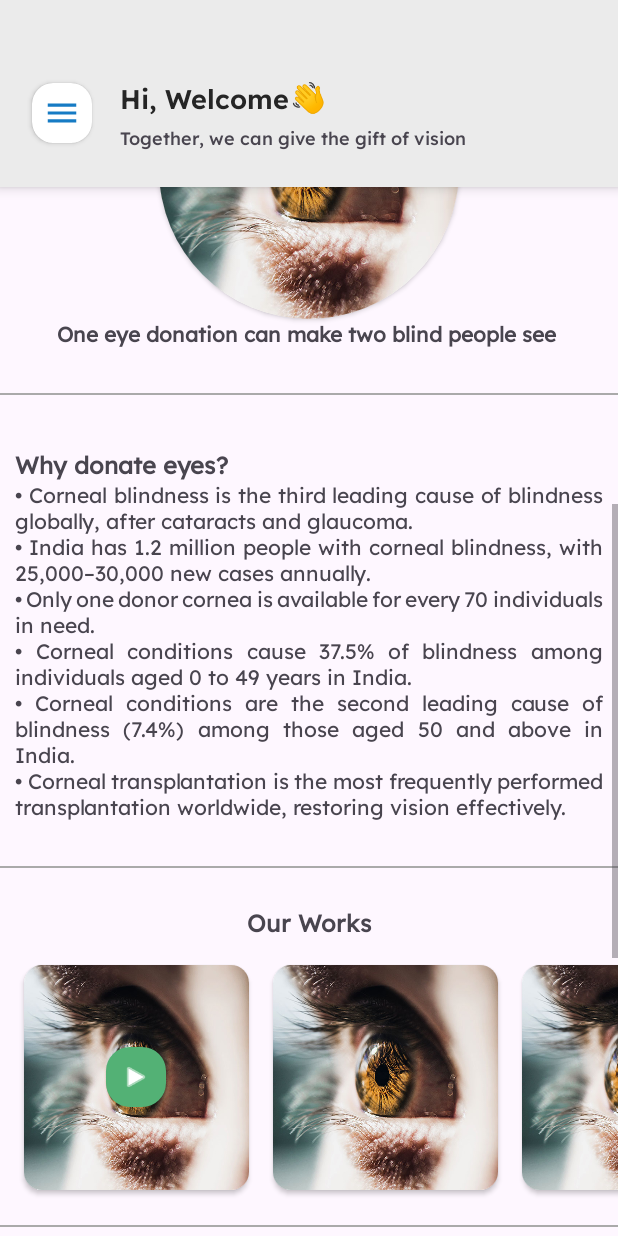
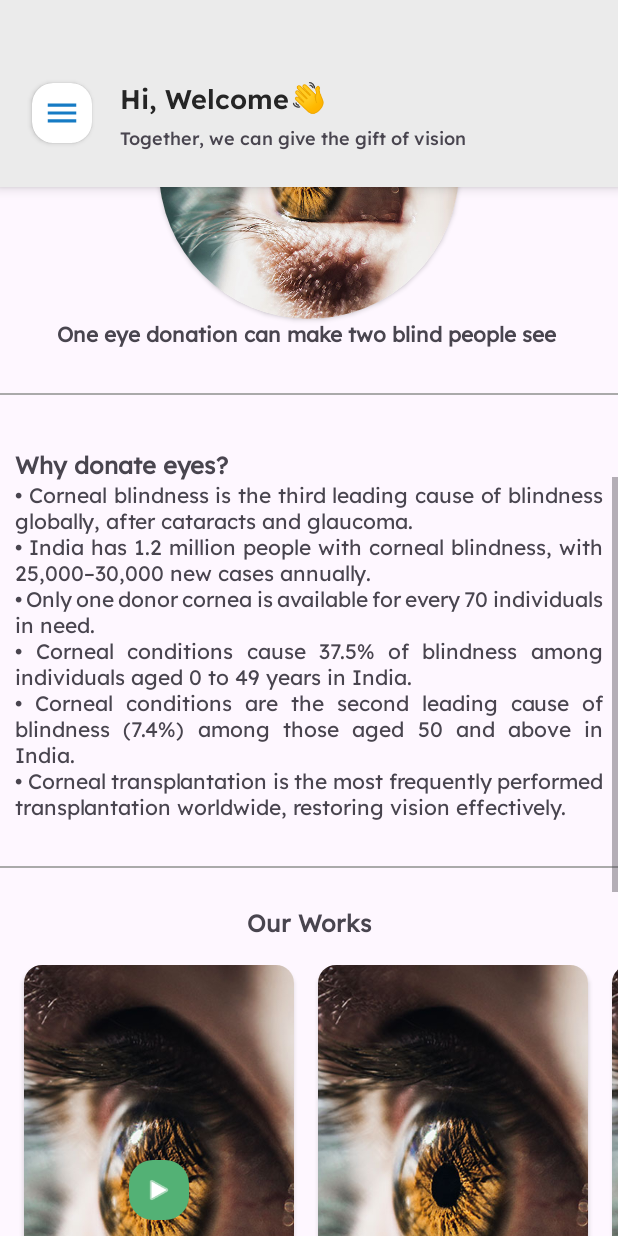
Before and after one commit to iAmAjayTeli/DEEP, an Android app: the screen it shows after launch once a user with an empty profile is signed in (MainActivity), scrolled down 489 dp, on a phone screen of 412 x 824 dp. Run offline under Robolectric (Android 15) with nearby library versions, the phone set to English and light mode, and no system bars; our stand-ins replace Firebase (no records; nobody signed in at launch, a user with empty details on screens opened directly), data binding; pictures from the network do not load.

Commit message:
Final Code v6.1

```diff
--- a/app/src/main/java/com/deep/eyedonation/view/user/ContactUsScreen.kt
+++ b/app/src/main/java/com/deep/eyedonation/view/user/ContactUsScreen.kt
@@ -40,7 +40,7 @@ class ContactUsScreen : AppCompatActivity() {
 
         binding.whatsapp.setOnClickListener {
             val intent = Intent(Intent.ACTION_VIEW)
-            intent.data = Uri.parse("https://wa.me/+919033464399")
+            intent.data = Uri.parse("https://wa.me/+919875173692")
             startActivity(intent)
         }
 
@@ -52,7 +52,7 @@ class ContactUsScreen : AppCompatActivity() {
 
         binding.mobileNum.setOnClickListener {
             val intent = Intent(Intent.ACTION_DIAL)
-            intent.data = Uri.parse("tel:+91 9033464399")
+            intent.data = Uri.parse("tel:+91 9875173692")
             startActivity(intent)
         }
     }
--- a/app/src/main/java/com/deep/eyedonation/view/user/MainActivity.kt
+++ b/app/src/main/java/com/deep/eyedonation/view/user/MainActivity.kt
@@ -217,22 +217,28 @@ class MainActivity : AppCompatActivity() {
             ),
             OurWork(
                 id = "2",
-                mediaUrl = "https://res.cloudinary.com/de0rfksfd/image/upload/v1771068255/image1_sv4bbu.jpg",
+                mediaUrl = "https://res.cloudinary.com/de0rfksfd/image/upload/v1774615365/WhatsApp_Image_2026-02-17_at_1.51.27_PM_lbqmq0.jpg",
                 mediaType = "image"
             ),
             OurWork(
                 id = "3",
-                mediaUrl = "https://res.cloudinary.com/de0rfksfd/image/upload/v1771068255/image2_v1q9xj.jpg",
+                mediaUrl = "https://res.cloudinary.com/de0rfksfd/image/upload/v1774615365/WhatsApp_Image_2026-02-17_at_1.51.29_PM_wb4bl1.jpg",
                 mediaType = "image"
             ),
             OurWork(
                 id = "4",
-                mediaUrl = "https://res.cloudinary.com/de0rfksfd/image/upload/v1771068255/image3_jfxfp9.jpg",
+                mediaUrl = "https://res.cloudinary.com/de0rfksfd/image/upload/v1774615364/WhatsApp_Image_2026-02-17_at_1.51.26_PM_gjollt.jpg",
                 mediaType = "image"
             ),
             OurWork(
                 id = "5",
-                mediaUrl = "https://res.cloudinary.com/de0rfksfd/image/upload/v1771068255/image4_lcf7ko.jpg",
+                mediaUrl = "https://res.cloudinary.com/de0rfksfd/image/upload/v1774615343/WhatsApp_Image_2026-02-17_at_1.51.25_PM_god8ur.jpg",
+                mediaType = "image"
+            ),
+
+            OurWork(
+                id = "6",
+                mediaUrl = "https://res.cloudinary.com/de0rfksfd/image/upload/v1774615342/WhatsApp_Image_2026-02-17_at_1.51.25_PM_1_chgck5.jpg",
                 mediaType = "image"
             )
         )
--- a/app/src/main/res/layout/our_work_item.xml
+++ b/app/src/main/res/layout/our_work_item.xml
@@ -3,8 +3,8 @@
     xmlns:app="http://schemas.android.com/apk/res-auto">
 
     <androidx.cardview.widget.CardView
-        android:layout_width="150dp"
-        android:layout_height="150dp"
+        android:layout_width="180dp"
+        android:layout_height="300dp"
         android:layout_margin="8dp"
         android:elevation="5dp"
         app:cardCornerRadius="12dp">
@@ -17,7 +17,7 @@
                 android:id="@+id/mediaImage"
                 android:layout_width="match_parent"
                 android:layout_height="match_parent"
-                android:scaleType="centerCrop" />
+                android:scaleType="centerCrop"/>
 
             <!-- Play icon for videos -->
             <ImageView
--- a/gradle/libs.versions.toml
+++ b/gradle/libs.versions.toml
@@ -1,5 +1,5 @@
 [versions]
-agp = "9.0.1"
+agp = "9.1.0"
 firebaseBom = "34.9.0"
 kotlin = "2.3.10"
 coreKtx = "1.17.0"
```
